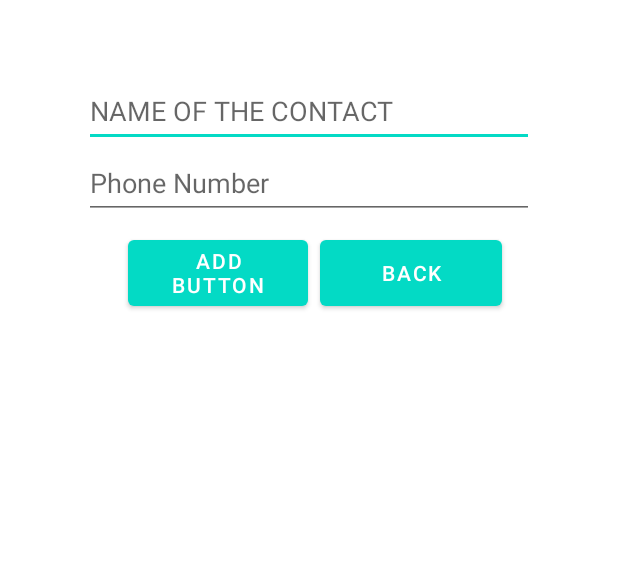
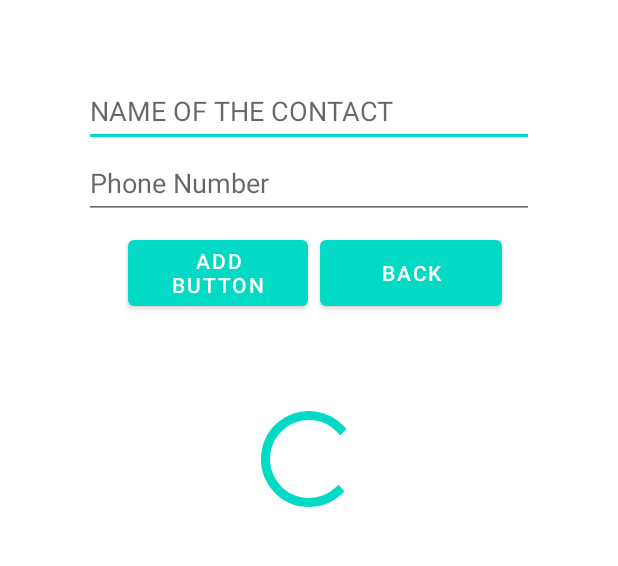
Before and after one commit to LARYKE1/Midterm2, an Android app: the layout activity_create.xml on its own in the app's theme, with its tools: preview values and no code run, on a phone screen of 412 x 824 dp, the part 375-941 px from its top. Run offline under Robolectric (Android 15) with nearby library versions, the phone set to English and light mode, and no system bars.

```diff
--- a/app/src/main/AndroidManifest.xml
+++ b/app/src/main/AndroidManifest.xml
@@ -1,6 +1,7 @@
 <?xml version="1.0" encoding="utf-8"?>
 <manifest xmlns:android="http://schemas.android.com/apk/res/android"
-    xmlns:tools="http://schemas.android.com/tools">
+    xmlns:tools="http://schemas.android.com/tools"
+    >
 
     <application
         android:allowBackup="true"
--- a/app/src/main/java/com/example/midterm2/MainActivity.java
+++ b/app/src/main/java/com/example/midterm2/MainActivity.java
@@ -62,7 +62,7 @@ public class MainActivity extends AppCompatActivity implements ContactListener{
         //I do have a problem with this one, the adapter gets notificated for the new list
         //sometimes will not update the old list, so this caused to not refresh the adapter and the
         //list will not be updated in the case of edit or add of a new contact
-        etSearch.addTextChangedListener(new TextWatcher() {
+        /*etSearch.addTextChangedListener(new TextWatcher() {
             @Override
             public void beforeTextChanged(CharSequence charSequence, int i, int i1, int i2) {
             }
@@ -75,8 +75,7 @@ public class MainActivity extends AppCompatActivity implements ContactListener{
             public void afterTextChanged(Editable editable) {
                 searchFilter(editable.toString());
             }
-        });
-
+        });*/
     }
 
     /**
--- a/app/src/main/res/layout/activity_create.xml
+++ b/app/src/main/res/layout/activity_create.xml
@@ -59,6 +59,21 @@
     </LinearLayout>
 
 
+    <ProgressBar
+        android:paddingTop="50dp"
+        android:layout_gravity="center"
+        style="?android:attr/progressBarStyleLarge"
+        android:layout_width="wrap_content"
+        android:layout_height="wrap_content"
+        android:id="@+id/progressBar"
+        android:progressDrawable="@drawable/circular_progress_bar"
+        android:layout_below="@+id/button"
+        android:layout_alignRight="@+id/textView"
+        android:layout_alignEnd="@+id/textView"
+        android:layout_alignLeft="@+id/textview"
+        android:layout_alignStart="@+id/textview"
+        android:layout_alignParentBottom="true" />
+
 
 
 
```
Also changed, not shown: app/src/main/java/com/example/midterm2/CreateActivity.java (+27 -2 lines).
